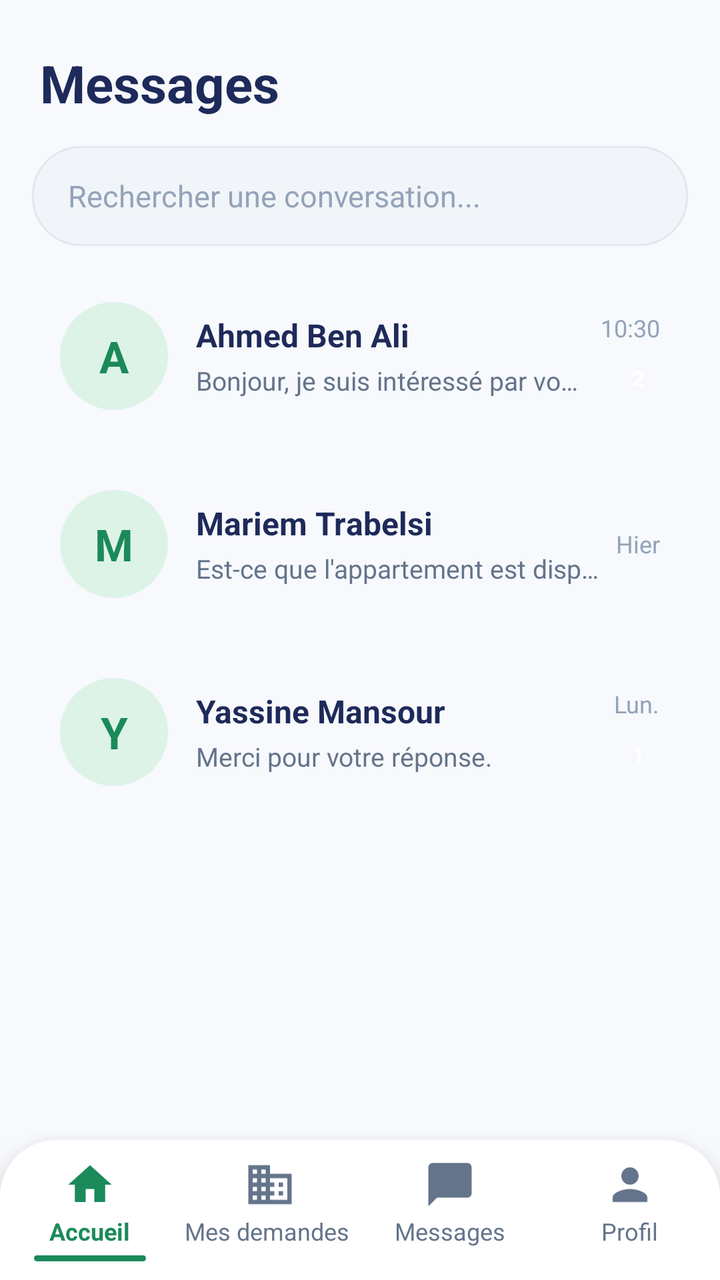
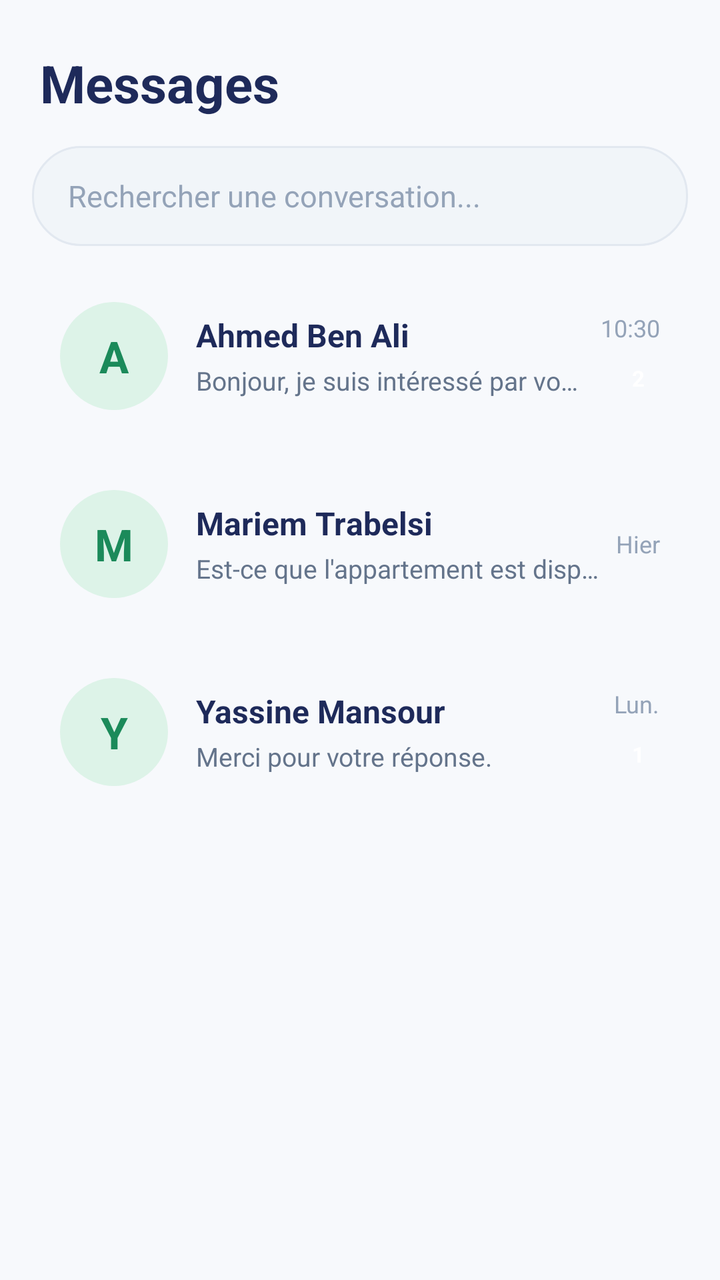

Compare the two renders of this Android layout. The source of the first and the diff that turns it into the second are given below.
<!-- AndroidManifest.xml: application theme Theme.DIAR -->
<!-- res/layout/interface21.xml -->
<?xml version="1.0" encoding="utf-8"?>
<LinearLayout xmlns:android="http://schemas.android.com/apk/res/android"
    android:layout_width="match_parent"
    android:layout_height="match_parent"
    android:background="#F7F9FC"
    android:orientation="vertical">

    <TextView
        android:layout_width="match_parent"
        android:layout_height="wrap_content"
        android:paddingStart="20dp"
        android:paddingTop="24dp"
        android:paddingEnd="20dp"
        android:paddingBottom="14dp"
        android:text="Messages"
        android:textColor="#1E2A5A"
        android:textSize="26sp"
        android:textStyle="bold" />

    <EditText
        android:id="@+id/edtRechercheConversation"
        android:layout_width="match_parent"
        android:layout_height="50dp"
        android:layout_marginHorizontal="16dp"
        android:layout_marginBottom="14dp"
        android:background="@drawable/bg_input_message"
        android:hint="Rechercher une conversation..."
        android:paddingHorizontal="18dp"
        android:singleLine="true"
        android:textColor="#1E2A5A"
        android:textColorHint="#94A3B8"
        android:textSize="15sp" />

    <ScrollView
        android:layout_width="match_parent"
        android:layout_height="0dp"
        android:layout_weight="1"
        android:clipToPadding="false"
        android:scrollbars="none">

        <LinearLayout
            android:layout_width="match_parent"
            android:layout_height="wrap_content"
            android:orientation="vertical"
            android:paddingHorizontal="16dp"
            android:paddingBottom="12dp">

            
            <LinearLayout
                android:id="@+id/conversationAhmed"
                android:layout_width="match_parent"
                android:layout_height="wrap_content"
                android:layout_marginBottom="12dp"

                android:clickable="true"
                android:elevation="3dp"
                android:focusable="true"
                android:foreground="?attr/selectableItemBackground"
                android:gravity="center_vertical"
                android:orientation="horizontal"
                android:padding="14dp">

                <TextView
                    android:layout_width="54dp"
                    android:layout_height="54dp"
                    android:background="@drawable/bg_circle_green_light"
                    android:gravity="center"
                    android:text="A"
                    android:textColor="#1B8A5A"
                    android:textSize="22sp"
                    android:textStyle="bold" />

                <LinearLayout
                    android:layout_width="0dp"
                    android:layout_height="wrap_content"
                    android:layout_marginStart="14dp"
                    android:layout_weight="1"
                    android:orientation="vertical">

                    <TextView
                        android:layout_width="wrap_content"
                        android:layout_height="wrap_content"
                        android:text="Ahmed Ben Ali"
                        android:textColor="#1E2A5A"
                        android:textSize="16sp"
                        android:textStyle="bold" />

                    <TextView
                        android:layout_width="match_parent"
                        android:layout_height="wrap_content"
                        android:layout_marginTop="3dp"
                        android:ellipsize="end"
                        android:maxLines="1"
                        android:text="Bonjour, je suis intéressé par votre annonce."
                        android:textColor="#64748B"
                        android:textSize="13sp" />
                </LinearLayout>

                <LinearLayout
                    android:layout_width="wrap_content"
                    android:layout_height="wrap_content"
                    android:layout_marginStart="8dp"
                    android:gravity="end"
                    android:orientation="vertical">

                    <TextView
                        android:layout_width="wrap_content"
                        android:layout_height="wrap_content"
                        android:text="10:30"
                        android:textColor="#94A3B8"
                        android:textSize="12sp" />

                    <TextView
                        android:layout_width="22dp"
                        android:layout_height="22dp"
                        android:layout_marginTop="6dp"

                        android:gravity="center"
                        android:text="2"
                        android:textColor="#FFFFFF"
                        android:textSize="11sp"
                        android:textStyle="bold" />
                </LinearLayout>
            </LinearLayout>

            
            <LinearLayout
                android:id="@+id/conversationMariem"
                android:layout_width="match_parent"
                android:layout_height="wrap_content"
                android:layout_marginBottom="12dp"

                android:clickable="true"
                android:elevation="3dp"
                android:focusable="true"
                android:foreground="?attr/selectableItemBackground"
                android:gravity="center_vertical"
                android:orientation="horizontal"
                android:padding="14dp">

                <TextView
                    android:layout_width="54dp"
                    android:layout_height="54dp"
                    android:background="@drawable/bg_circle_green_light"
                    android:gravity="center"
                    android:text="M"
                    android:textColor="#1B8A5A"
                    android:textSize="22sp"
                    android:textStyle="bold" />

                <LinearLayout
                    android:layout_width="0dp"
                    android:layout_height="wrap_content"
                    android:layout_marginStart="14dp"
                    android:layout_weight="1"
                    android:orientation="vertical">

                    <TextView
                        android:layout_width="wrap_content"
                        android:layout_height="wrap_content"
                        android:text="Mariem Trabelsi"
                        android:textColor="#1E2A5A"
                        android:textSize="16sp"
                        android:textStyle="bold" />

                    <TextView
                        android:layout_width="match_parent"
                        android:layout_height="wrap_content"
                        android:layout_marginTop="3dp"
                        android:ellipsize="end"
                        android:maxLines="1"
                        android:text="Est-ce que l'appartement est disponible ?"
                        android:textColor="#64748B"
                        android:textSize="13sp" />
                </LinearLayout>

                <TextView
                    android:layout_width="wrap_content"
                    android:layout_height="wrap_content"
                    android:layout_marginStart="8dp"
                    android:text="Hier"
                    android:textColor="#94A3B8"
                    android:textSize="12sp" />
            </LinearLayout>

            
            <LinearLayout
                android:id="@+id/conversationYassine"
                android:layout_width="match_parent"
                android:layout_height="wrap_content"
                android:layout_marginBottom="12dp"

                android:clickable="true"
                android:elevation="3dp"
                android:focusable="true"
                android:foreground="?attr/selectableItemBackground"
                android:gravity="center_vertical"
                android:orientation="horizontal"
                android:padding="14dp">

                <TextView
                    android:layout_width="54dp"
                    android:layout_height="54dp"
                    android:background="@drawable/bg_circle_green_light"
                    android:gravity="center"
                    android:text="Y"
                    android:textColor="#1B8A5A"
                    android:textSize="22sp"
                    android:textStyle="bold" />

                <LinearLayout
                    android:layout_width="0dp"
                    android:layout_height="wrap_content"
                    android:layout_marginStart="14dp"
                    android:layout_weight="1"
                    android:orientation="vertical">

                    <TextView
                        android:layout_width="wrap_content"
                        android:layout_height="wrap_content"
                        android:text="Yassine Mansour"
                        android:textColor="#1E2A5A"
                        android:textSize="16sp"
                        android:textStyle="bold" />

                    <TextView
                        android:layout_width="match_parent"
                        android:layout_height="wrap_content"
                        android:layout_marginTop="3dp"
                        android:ellipsize="end"
                        android:maxLines="1"
                        android:text="Merci pour votre réponse."
                        android:textColor="#64748B"
                        android:textSize="13sp" />
                </LinearLayout>

                <LinearLayout
                    android:layout_width="wrap_content"
                    android:layout_height="wrap_content"
                    android:layout_marginStart="8dp"
                    android:gravity="end"
                    android:orientation="vertical">

                    <TextView
                        android:layout_width="wrap_content"
                        android:layout_height="wrap_content"
                        android:text="Lun."
                        android:textColor="#94A3B8"
                        android:textSize="12sp" />

                    <TextView
                        android:layout_width="22dp"
                        android:layout_height="22dp"
                        android:layout_marginTop="6dp"
                        android:gravity="center"
                        android:text="1"
                        android:textColor="#FFFFFF"
                        android:textSize="11sp"
                        android:textStyle="bold" />
                </LinearLayout>
            </LinearLayout>

        </LinearLayout>
    </ScrollView>

    <include
        android:id="@+id/bottomNavigationProprietaire"
        layout="@layout/interface_barre_proprietaire"
        android:layout_width="match_parent"
        android:layout_height="70dp" />

</LinearLayout>
<!-- res/layout/interface_barre_proprietaire.xml (included above) -->
<?xml version="1.0" encoding="utf-8"?>
<LinearLayout
    xmlns:android="http://schemas.android.com/apk/res/android"
    xmlns:app="http://schemas.android.com/apk/res-auto"
    android:id="@+id/bottomNavigationProprietaire"
    android:layout_width="match_parent"
    android:layout_height="70dp"
    android:background="@drawable/bg_bottom_nav"
    android:elevation="12dp"
    android:gravity="center"
    android:orientation="horizontal"
    android:paddingTop="6dp"
    android:paddingBottom="6dp">

    
    <LinearLayout
        android:id="@+id/nav_prop_accueil"
        android:layout_width="0dp"
        android:layout_height="match_parent"
        android:layout_weight="1"
        android:clickable="true"
        android:focusable="true"
        android:foreground="?attr/selectableItemBackgroundBorderless"
        android:gravity="center"
        android:orientation="vertical">

        <ImageView
            android:id="@+id/ic_nav_prop_accueil"
            android:layout_width="26dp"
            android:layout_height="26dp"
            android:importantForAccessibility="no"
            android:src="@drawable/ic_home"
            app:tint="#1B8A5A" />

        <TextView
            android:id="@+id/tv_nav_prop_accueil"
            android:layout_width="wrap_content"
            android:layout_height="wrap_content"
            android:layout_marginTop="2dp"
            android:text="Accueil"
            android:textColor="#1B8A5A"
            android:textSize="12sp"
            android:textStyle="bold" />

        <View
            android:id="@+id/indicator_nav_prop_accueil"
            android:layout_width="56dp"
            android:layout_height="3dp"
            android:layout_marginTop="4dp"
            android:background="@drawable/bg_nav_indicator" />
    </LinearLayout>

    
    <LinearLayout
        android:id="@+id/nav_prop_annonces"
        android:layout_width="0dp"
        android:layout_height="match_parent"
        android:layout_weight="1"
        android:clickable="true"
        android:focusable="true"
        android:foreground="?attr/selectableItemBackgroundBorderless"
        android:gravity="center"
        android:orientation="vertical">

        <ImageView
            android:id="@+id/ic_nav_prop_annonces"
            android:layout_width="26dp"
            android:layout_height="26dp"
            android:importantForAccessibility="no"
            android:src="@drawable/ic_building"
            app:tint="#64748B" />

        <TextView
            android:id="@+id/tv_nav_prop_annonces"
            android:layout_width="wrap_content"
            android:layout_height="wrap_content"
            android:layout_marginTop="2dp"
            android:text="Mes demandes "
            android:textColor="#64748B"
            android:textSize="12sp" />

        <View
            android:id="@+id/indicator_nav_prop_annonces"
            android:layout_width="56dp"
            android:layout_height="3dp"
            android:layout_marginTop="4dp"
            android:background="@drawable/bg_nav_indicator"
            android:visibility="invisible" />
    </LinearLayout>

    
    <LinearLayout
        android:id="@+id/nav_prop_messages"
        android:layout_width="0dp"
        android:layout_height="match_parent"
        android:layout_weight="1"
        android:clickable="true"
        android:focusable="true"
        android:foreground="?attr/selectableItemBackgroundBorderless"
        android:gravity="center"
        android:orientation="vertical">

        <ImageView
            android:id="@+id/ic_nav_prop_messages"
            android:layout_width="26dp"
            android:layout_height="26dp"
            android:importantForAccessibility="no"
            android:src="@drawable/ic_chat"
            app:tint="#64748B" />

        <TextView
            android:id="@+id/tv_nav_prop_messages"
            android:layout_width="wrap_content"
            android:layout_height="wrap_content"
            android:layout_marginTop="2dp"
            android:text="Messages"
            android:textColor="#64748B"
            android:textSize="12sp" />

        <View
            android:id="@+id/indicator_nav_prop_messages"
            android:layout_width="56dp"
            android:layout_height="3dp"
            android:layout_marginTop="4dp"
            android:background="@drawable/bg_nav_indicator"
            android:visibility="invisible" />
    </LinearLayout>

    
    <LinearLayout
        android:id="@+id/nav_prop_profil"
        android:layout_width="0dp"
        android:layout_height="match_parent"
        android:layout_weight="1"
        android:clickable="true"
        android:focusable="true"
        android:foreground="?attr/selectableItemBackgroundBorderless"
        android:gravity="center"
        android:orientation="vertical">

        <ImageView
            android:id="@+id/ic_nav_prop_profil"
            android:layout_width="26dp"
            android:layout_height="26dp"
            android:importantForAccessibility="no"
            android:src="@drawable/ic_person"
            app:tint="#64748B" />

        <TextView
            android:id="@+id/tv_nav_prop_profil"
            android:layout_width="wrap_content"
            android:layout_height="wrap_content"
            android:layout_marginTop="2dp"
            android:text="Profil"
            android:textColor="#64748B"
            android:textSize="12sp" />

        <View
            android:id="@+id/indicator_nav_prop_profil"
            android:layout_width="56dp"
            android:layout_height="3dp"
            android:layout_marginTop="4dp"
            android:background="@drawable/bg_nav_indicator"
            android:visibility="invisible" />
    </LinearLayout>

</LinearLayout>
<!-- resources referenced by this layout -->
<resources>
  <!-- drawable bg_circle_green_light (drawable) -->
  <shape xmlns:android="http://schemas.android.com/apk/res/android" android:shape="oval">
      <solid android:color="#DDF3E8" />
  </shape>
  <style name="Theme.DIAR" parent="Base.Theme.DIAR" />
  <style name="Base.Theme.DIAR" parent="Theme.Material3.DayNight.NoActionBar">
          
          
      </style>
  <!-- unchanged entries left out for length: 7 -->
</resources>

<!-- the commit's change to res/layout/interface21.xml (unified diff, before → after) -->
@@ -263,11 +263,165 @@
         </LinearLayout>
     </ScrollView>
 
+
+
+    
     <include
-        android:id="@+id/bottomNavigationProprietaire"
+        android:id="@+id/barre_navigation_etudiant"
+        layout="@layout/interface_barre_navigation"
+        android:layout_width="match_parent"
+        android:layout_height="64dp"
+        android:visibility="gone"/>
+
+    
+    <include
+        android:id="@+id/barre_navigation_proprietaire"
         layout="@layout/interface_barre_proprietaire"
         android:layout_width="match_parent"
-        android:layout_height="70dp" />
+        android:layout_height="70dp"
+        android:visibility="gone"/>
+
+
+</LinearLayout>
+<!-- res/layout/interface_barre_navigation.xml (included above) -->
+<?xml version="1.0" encoding="utf-8"?>
+<LinearLayout
+    xmlns:android="http://schemas.android.com/apk/res/android"
+    xmlns:app="http://schemas.android.com/apk/res-auto"
+    android:id="@+id/bottom_nav"
+    android:layout_width="match_parent"
+    android:layout_height="64dp"
+    android:background="#FFFFFF"
+    android:elevation="8dp"
+    android:gravity="center"
+    android:orientation="horizontal"
+    android:weightSum="5">
+
+    <LinearLayout
+        android:id="@+id/nav_accueil"
+        android:layout_width="0dp"
+        android:layout_height="match_parent"
+        android:layout_weight="1"
+        android:gravity="center"
+        android:orientation="vertical"
+        android:background="?attr/selectableItemBackgroundBorderless">
+
+        <ImageView
+            android:id="@+id/icon_accueil"
+            android:layout_width="24dp"
+            android:layout_height="24dp"
+            android:src="@drawable/ic_homee"
+            app:tint="#2E9E5B"/>
+
+        <TextView
+            android:id="@+id/text_accueil"
+            android:layout_width="wrap_content"
+            android:layout_height="wrap_content"
+            android:text="Accueil"
+            android:textColor="#2E9E5B"
+            android:textSize="11sp"
+            android:textStyle="bold"/>
+    </LinearLayout>
+
+    <LinearLayout
+        android:id="@+id/nav_carte"
+        android:layout_width="0dp"
+        android:layout_height="match_parent"
+        android:layout_weight="1"
+        android:gravity="center"
+        android:orientation="vertical"
+        android:background="?attr/selectableItemBackgroundBorderless">
+
+        <ImageView
+            android:id="@+id/icon_carte"
+            android:layout_width="24dp"
+            android:layout_height="24dp"
+            android:src="@drawable/ic_map"
+            app:tint="#5F6B7A"/>
+
+        <TextView
+            android:id="@+id/text_carte"
+            android:layout_width="wrap_content"
+            android:layout_height="wrap_content"
+            android:text="Carte"
+            android:textColor="#5F6B7A"
+            android:textSize="11sp"/>
+    </LinearLayout>
+
+    <LinearLayout
+        android:id="@+id/nav_favoris"
+        android:layout_width="0dp"
+        android:layout_height="match_parent"
+        android:layout_weight="1"
+        android:gravity="center"
+        android:orientation="vertical"
+        android:background="?attr/selectableItemBackgroundBorderless">
+
+        <ImageView
+            android:id="@+id/icon_favoris"
+            android:layout_width="24dp"
+            android:layout_height="24dp"
+            android:src="@drawable/ic_heart"
+            app:tint="#5F6B7A"/>
+
+        <TextView
+            android:id="@+id/text_favoris"
+            android:layout_width="wrap_content"
+            android:layout_height="wrap_content"
+            android:text="Favoris"
+            android:textColor="#5F6B7A"
+            android:textSize="11sp"/>
+    </LinearLayout>
+
+    <LinearLayout
+        android:id="@+id/nav_chat"
+        android:layout_width="0dp"
+        android:layout_height="match_parent"
+        android:layout_weight="1"
+        android:gravity="center"
+        android:orientation="vertical"
+        android:background="?attr/selectableItemBackgroundBorderless">
+
+        <ImageView
+            android:id="@+id/icon_chat"
+            android:layout_width="24dp"
+            android:layout_height="24dp"
+            android:src="@drawable/ic_chatt"
+            app:tint="#5F6B7A"/>
+
+        <TextView
+            android:id="@+id/text_chat"
+            android:layout_width="wrap_content"
+            android:layout_height="wrap_content"
+            android:text="Chat"
+            android:textColor="#5F6B7A"
+            android:textSize="11sp"/>
+    </LinearLayout>
+
+    <LinearLayout
+        android:id="@+id/nav_profil"
+        android:layout_width="0dp"
+        android:layout_height="match_parent"
+        android:layout_weight="1"
+        android:gravity="center"
+        android:orientation="vertical"
+        android:background="?attr/selectableItemBackgroundBorderless">
+
+        <ImageView
+            android:id="@+id/icon_profil"
+            android:layout_width="24dp"
+            android:layout_height="24dp"
+            android:src="@drawable/ic_user"
+            app:tint="#5F6B7A"/>
+
+        <TextView
+            android:id="@+id/text_profil"
+            android:layout_width="wrap_content"
+            android:layout_height="wrap_content"
+            android:text="Profil"
+            android:textColor="#5F6B7A"
+            android:textSize="11sp"/>
+    </LinearLayout>
 
 </LinearLayout>
 <!-- res/layout/interface_barre_proprietaire.xml (included above) -->
@@ -275,7 +429,6 @@
 <LinearLayout
     xmlns:android="http://schemas.android.com/apk/res/android"
     xmlns:app="http://schemas.android.com/apk/res-auto"
-    android:id="@+id/bottomNavigationProprietaire"
     android:layout_width="match_parent"
     android:layout_height="70dp"
     android:background="@drawable/bg_bottom_nav"
@@ -301,26 +454,24 @@
             android:id="@+id/ic_nav_prop_accueil"
             android:layout_width="26dp"
             android:layout_height="26dp"
-            android:importantForAccessibility="no"
             android:src="@drawable/ic_home"
-            app:tint="#1B8A5A" />
+            app:tint="#1B8A5A"/>
 
         <TextView
             android:id="@+id/tv_nav_prop_accueil"
             android:layout_width="wrap_content"
             android:layout_height="wrap_content"
-            android:layout_marginTop="2dp"
             android:text="Accueil"
             android:textColor="#1B8A5A"
             android:textSize="12sp"
-            android:textStyle="bold" />
+            android:textStyle="bold"/>
 
         <View
             android:id="@+id/indicator_nav_prop_accueil"
             android:layout_width="56dp"
             android:layout_height="3dp"
             android:layout_marginTop="4dp"
-            android:background="@drawable/bg_nav_indicator" />
+            android:background="@drawable/bg_nav_indicator"/>
     </LinearLayout>
 
     
@@ -339,18 +490,16 @@
             android:id="@+id/ic_nav_prop_annonces"
             android:layout_width="26dp"
             android:layout_height="26dp"
-            android:importantForAccessibility="no"
             android:src="@drawable/ic_building"
-            app:tint="#64748B" />
+            app:tint="#64748B"/>
 
         <TextView
             android:id="@+id/tv_nav_prop_annonces"
             android:layout_width="wrap_content"
             android:layout_height="wrap_content"
-            android:layout_marginTop="2dp"
-            android:text="Mes demandes "
+            android:text="Mes demandes"
             android:textColor="#64748B"
-            android:textSize="12sp" />
+            android:textSize="12sp"/>
 
         <View
             android:id="@+id/indicator_nav_prop_annonces"
@@ -358,7 +507,7 @@
             android:layout_height="3dp"
             android:layout_marginTop="4dp"
             android:background="@drawable/bg_nav_indicator"
-            android:visibility="invisible" />
+            android:visibility="invisible"/>
     </LinearLayout>
 
     
@@ -377,18 +526,16 @@
             android:id="@+id/ic_nav_prop_messages"
             android:layout_width="26dp"
             android:layout_height="26dp"
-            android:importantForAccessibility="no"
             android:src="@drawable/ic_chat"
-            app:tint="#64748B" />
+            app:tint="#64748B"/>
 
         <TextView
             android:id="@+id/tv_nav_prop_messages"
             android:layout_width="wrap_content"
             android:layout_height="wrap_content"
-            android:layout_marginTop="2dp"
             android:text="Messages"
             android:textColor="#64748B"
-            android:textSize="12sp" />
+            android:textSize="12sp"/>
 
         <View
             android:id="@+id/indicator_nav_prop_messages"
@@ -396,7 +543,7 @@
             android:layout_height="3dp"
             android:layout_marginTop="4dp"
             android:background="@drawable/bg_nav_indicator"
-            android:visibility="invisible" />
+            android:visibility="invisible"/>
     </LinearLayout>
 
     
@@ -415,18 +562,16 @@
             android:id="@+id/ic_nav_prop_profil"
             android:layout_width="26dp"
             android:layout_height="26dp"
-            android:importantForAccessibility="no"
             android:src="@drawable/ic_person"
-            app:tint="#64748B" />
+            app:tint="#64748B"/>
 
         <TextView
             android:id="@+id/tv_nav_prop_profil"
             android:layout_width="wrap_content"
             android:layout_height="wrap_content"
-            android:layout_marginTop="2dp"
             android:text="Profil"
             android:textColor="#64748B"
-            android:textSize="12sp" />
+            android:textSize="12sp"/>
 
         <View
             android:id="@+id/indicator_nav_prop_profil"
@@ -434,7 +579,7 @@
             android:layout_height="3dp"
             android:layout_marginTop="4dp"
             android:background="@drawable/bg_nav_indicator"
-            android:visibility="invisible" />
+            android:visibility="invisible"/>
     </LinearLayout>
 
 </LinearLayout>
<!-- resource entries referenced after the edit -->
@@ -4,6 +4,93 @@
   <shape xmlns:android="http://schemas.android.com/apk/res/android" android:shape="oval">
       <solid android:color="#DDF3E8" />
   </shape>
+  <!-- drawable ic_chatt (drawable) -->
+  <vector xmlns:android="http://schemas.android.com/apk/res/android"
+      android:width="24dp"
+      android:height="24dp"
+      android:viewportWidth="24"
+      android:viewportHeight="24">
+      <path
+          android:pathData="M7.9,20A9,9 0,1 0,4 16.1L2,22Z"
+          android:strokeColor="#FFFFFF"
+          android:strokeWidth="2"
+          android:strokeLineCap="round"
+          android:strokeLineJoin="round" />
+  </vector>
+  <!-- drawable ic_heart (drawable) -->
+  <vector xmlns:android="http://schemas.android.com/apk/res/android"
+      android:width="24dp"
+      android:height="24dp"
+      android:viewportWidth="24"
+      android:viewportHeight="24">
+      <path
+          android:pathData="M19,14c1.49,-1.46 3,-3.21 3,-5.5A5.5,5.5 0,0 0,16.5 3c-1.76,0 -3,0.5 -4.5,2 -1.5,-1.5 -2.74,-2 -4.5,-2A5.5,5.5 0,0 0,2 8.5c0,2.3 1.5,4.05 3,5.5l7,7Z"
+          android:strokeColor="#FFFFFF"
+          android:strokeWidth="2"
+          android:strokeLineCap="round"
+          android:strokeLineJoin="round" />
+  </vector>
+  <!-- drawable ic_homee (drawable) -->
+  <vector xmlns:android="http://schemas.android.com/apk/res/android"
+      android:width="24dp"
+      android:height="24dp"
+      android:viewportWidth="24"
+      android:viewportHeight="24">
+      <path
+          android:pathData="M15,21v-8a1,1 0,0 0,-1 -1h-4a1,1 0,0 0,-1 1v8"
+          android:strokeColor="#FFFFFF"
+          android:strokeWidth="2"
+          android:strokeLineCap="round"
+          android:strokeLineJoin="round" />
+      <path
+          android:pathData="M3,10a2,2 0,0 1,0.709 -1.528l7,-5.999a2,2 0,0 1,2.582 0l7,5.999A2,2 0,0 1,21 10v9a2,2 0,0 1,-2 2H5a2,2 0,0 1,-2 -2z"
+          android:strokeColor="#FFFFFF"
+          android:strokeWidth="2"
+          android:strokeLineCap="round"
+          android:strokeLineJoin="round" />
+  </vector>
+  <!-- drawable ic_map (drawable) -->
+  <vector xmlns:android="http://schemas.android.com/apk/res/android"
+      android:width="24dp"
+      android:height="24dp"
+      android:viewportWidth="24"
+      android:viewportHeight="24">
+      <path
+          android:pathData="M14.106,5.553a2,2 0,0 0,1.788 0l3.659,-1.83A1,1 0,0 1,21 4.619v12.764a1,1 0,0 1,-0.553 0.894l-4.553,2.277a2,2 0,0 1,-1.788 0l-4.212,-2.106a2,2 0,0 0,-1.788 0l-3.659,1.83A1,1 0,0 1,3 19.381V6.618a1,1 0,0 1,0.553 -0.894l4.553,-2.277a2,2 0,0 1,1.788 0z"
+          android:strokeColor="#FFFFFF"
+          android:strokeWidth="2"
+          android:strokeLineCap="round"
+          android:strokeLineJoin="round" />
+      <path
+          android:pathData="M15,5.764v15"
+          android:strokeColor="#FFFFFF"
+          android:strokeWidth="2"
+          android:strokeLineCap="round" />
+      <path
+          android:pathData="M9,3.236v15"
+          android:strokeColor="#FFFFFF"
+          android:strokeWidth="2"
+          android:strokeLineCap="round" />
+  </vector>
+  <!-- drawable ic_user (drawable) -->
+  <vector xmlns:android="http://schemas.android.com/apk/res/android"
+      android:width="24dp"
+      android:height="24dp"
+      android:viewportWidth="24"
+      android:viewportHeight="24">
+      <path
+          android:pathData="M19,21v-2a4,4 0,0 0,-4 -4H9a4,4 0,0 0,-4 4v2"
+          android:strokeColor="#FFFFFF"
+          android:strokeWidth="2"
+          android:strokeLineCap="round"
+          android:strokeLineJoin="round" />
+      <path
+          android:pathData="M12,3a4,4 0,1 0,0 8a4,4 0,1 0,0 -8"
+          android:strokeColor="#FFFFFF"
+          android:strokeWidth="2"
+          android:strokeLineCap="round"
+          android:strokeLineJoin="round" />
+  </vector>
   <style name="Theme.DIAR" parent="Base.Theme.DIAR" />
   <style name="Base.Theme.DIAR" parent="Theme.Material3.DayNight.NoActionBar">
           
